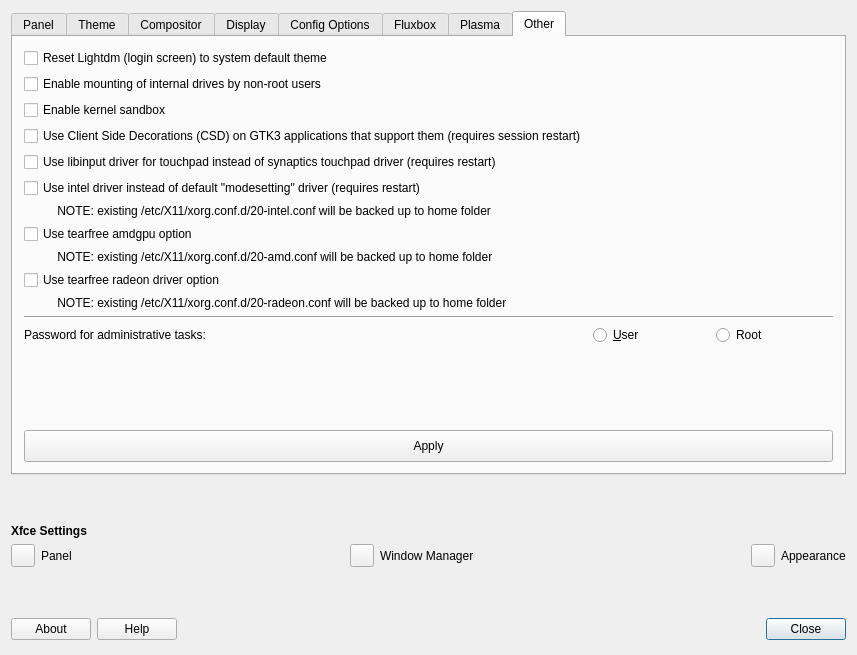
Old version of the form defaultlook.ui in the repository MX-Linux/mx-tweak.
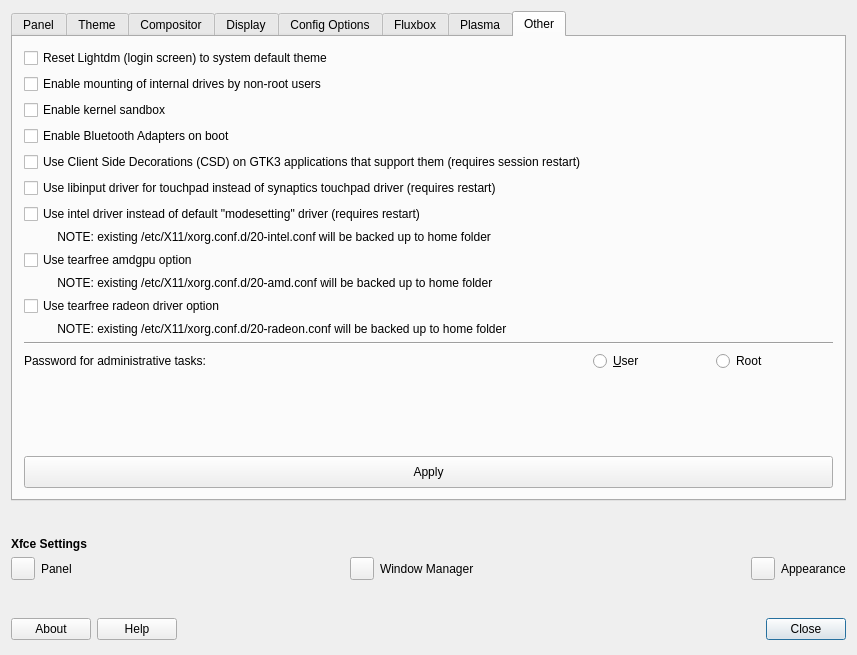
New version of the form. Icons and pictures are not drawn.

Commit message: add bluetooth adapter autoenable functions

The edit to the form file:
```diff
--- a/defaultlook.ui
+++ b/defaultlook.ui
@@ -1574,90 +1574,63 @@
       <layout class="QGridLayout" name="gridLayout_8">
        <item row="0" column="0">
         <layout class="QGridLayout" name="gridLayout_7">
-         <item row="12" column="0">
+         <item row="13" column="0">
           <widget class="QLabel" name="label_11">
            <property name="text">
             <string>Password for administrative tasks:</string>
            </property>
           </widget>
          </item>
-         <item row="9" column="0">
-          <widget class="QCheckBox" name="checkboxRadeontearfree">
-           <property name="text">
-            <string>Use tearfree radeon driver option</string>
-           </property>
-          </widget>
-         </item>
-         <item row="10" column="0" colspan="2">
+         <item row="11" column="0" colspan="2">
           <widget class="QLabel" name="labelradeon">
            <property name="text">
             <string>          NOTE: existing /etc/X11/xorg.conf.d/20-radeon.conf will be backed up to home folder</string>
            </property>
           </widget>
          </item>
-         <item row="13" column="0" colspan="3">
-          <spacer name="verticalSpacer_6">
-           <property name="orientation">
-            <enum>Qt::Vertical</enum>
-           </property>
-           <property name="sizeHint" stdset="0">
-            <size>
-             <width>20</width>
-             <height>77</height>
-            </size>
-           </property>
-          </spacer>
-         </item>
-         <item row="12" column="1">
+         <item row="13" column="1">
           <widget class="QRadioButton" name="radioSudoUser">
            <property name="text">
             <string>&amp;User</string>
            </property>
           </widget>
          </item>
-         <item row="11" column="0" colspan="3">
-          <widget class="Line" name="line_2">
-           <property name="orientation">
-            <enum>Qt::Horizontal</enum>
-           </property>
-          </widget>
-         </item>
-         <item row="5" column="0">
-          <widget class="QCheckBox" name="checkboxIntelDriver">
+         <item row="10" column="0">
+          <widget class="QCheckBox" name="checkboxRadeontearfree">
            <property name="text">
-            <string>Use intel driver instead of default &quot;modesetting&quot; driver (requires restart)</string>
+            <string>Use tearfree radeon driver option</string>
            </property>
           </widget>
          </item>
-         <item row="2" column="0">
-          <widget class="QCheckBox" name="checkBoxSandbox">
-           <property name="text">
-            <string>Enable kernel sandbox</string>
-           </property>
-          </widget>
-         </item>
-         <item row="6" column="0" colspan="2">
+         <item row="7" column="0" colspan="2">
           <widget class="QLabel" name="labelIntel">
            <property name="text">
             <string>          NOTE: existing /etc/X11/xorg.conf.d/20-intel.conf will be backed up to home folder</string>
            </property>
           </widget>
          </item>
-         <item row="0" column="0">
-          <widget class="QCheckBox" name="checkBoxLightdmReset">
+         <item row="8" column="0">
+          <widget class="QCheckBox" name="checkboxAMDtearfree">
            <property name="text">
-            <string>Reset Lightdm (login screen) to system default theme</string>
+            <string>Use tearfree amdgpu option</string>
            </property>
           </widget>
          </item>
-         <item row="4" column="0" colspan="2">
-          <widget class="QCheckBox" name="checkBoxlibinput">
+         <item row="4" column="0">
+          <widget class="QCheckBox" name="checkBoxCSD">
            <property name="text">
-            <string>Use libinput driver for touchpad instead of synaptics touchpad driver (requires restart)</string>
+            <string>Use Client Side Decorations (CSD) on GTK3 applications that support them (requires session restart)</string>
            </property>
           </widget>
          </item>
-         <item row="14" column="0" colspan="3">
+         <item row="12" column="0" colspan="3">
+          <widget class="Line" name="line_2">
+           <property name="orientation">
+            <enum>Qt::Horizontal</enum>
+           </property>
+          </widget>
+         </item>
+         <item row="15" column="0" colspan="3">
           <widget class="QPushButton" name="ButtonApplyEtc">
            <property name="minimumSize">
             <size>
@@ -1674,13 +1647,61 @@
            </property>
           </widget>
          </item>
-         <item row="8" column="0" colspan="2">
+         <item row="9" column="0" colspan="2">
           <widget class="QLabel" name="labelamdgpu">
            <property name="text">
             <string>          NOTE: existing /etc/X11/xorg.conf.d/20-amd.conf will be backed up to home folder</string>
            </property>
           </widget>
          </item>
+         <item row="2" column="0">
+          <widget class="QCheckBox" name="checkBoxSandbox">
+           <property name="text">
+            <string>Enable kernel sandbox</string>
+           </property>
+          </widget>
+         </item>
+         <item row="5" column="0" colspan="2">
+          <widget class="QCheckBox" name="checkBoxlibinput">
+           <property name="text">
+            <string>Use libinput driver for touchpad instead of synaptics touchpad driver (requires restart)</string>
+           </property>
+          </widget>
+         </item>
+         <item row="13" column="2">
+          <widget class="QRadioButton" name="radioSudoRoot">
+           <property name="text">
+            <string>Root</string>
+           </property>
+          </widget>
+         </item>
+         <item row="6" column="0">
+          <widget class="QCheckBox" name="checkboxIntelDriver">
+           <property name="text">
+            <string>Use intel driver instead of default &quot;modesetting&quot; driver (requires restart)</string>
+           </property>
+          </widget>
+         </item>
+         <item row="14" column="0" colspan="3">
+          <spacer name="verticalSpacer_6">
+           <property name="orientation">
+            <enum>Qt::Vertical</enum>
+           </property>
+           <property name="sizeHint" stdset="0">
+            <size>
+             <width>20</width>
+             <height>77</height>
+            </size>
+           </property>
+          </spacer>
+         </item>
+         <item row="0" column="0">
+          <widget class="QCheckBox" name="checkBoxLightdmReset">
+           <property name="text">
+            <string>Reset Lightdm (login screen) to system default theme</string>
+           </property>
+          </widget>
+         </item>
          <item row="1" column="0">
           <widget class="QCheckBox" name="checkBoxMountInternalDrivesNonRoot">
            <property name="text">
@@ -1688,24 +1709,13 @@
            </property>
           </widget>
          </item>
-         <item row="7" column="0">
-          <widget class="QCheckBox" name="checkboxAMDtearfree">
-           <property name="text">
-            <string>Use tearfree amdgpu option</string>
-           </property>
-          </widget>
-         </item>
-         <item row="12" column="2">
-          <widget class="QRadioButton" name="radioSudoRoot">
-           <property name="text">
-            <string>Root</string>
-           </property>
-          </widget>
-         </item>
          <item row="3" column="0">
-          <widget class="QCheckBox" name="checkBoxCSD">
+          <widget class="QCheckBox" name="checkBoxbluetoothAutoEnable">
+           <property name="toolTip">
+            <string>&lt;html&gt;&lt;head/&gt;&lt;body&gt;&lt;p&gt;requires reboot&lt;/p&gt;&lt;/body&gt;&lt;/html&gt;</string>
+           </property>
            <property name="text">
-            <string>Use Client Side Decorations (CSD) on GTK3 applications that support them (requires session restart)</string>
+            <string>Enable Bluetooth Adapters on boot</string>
            </property>
           </widget>
          </item>
```
The commit also changes 51 other files.
